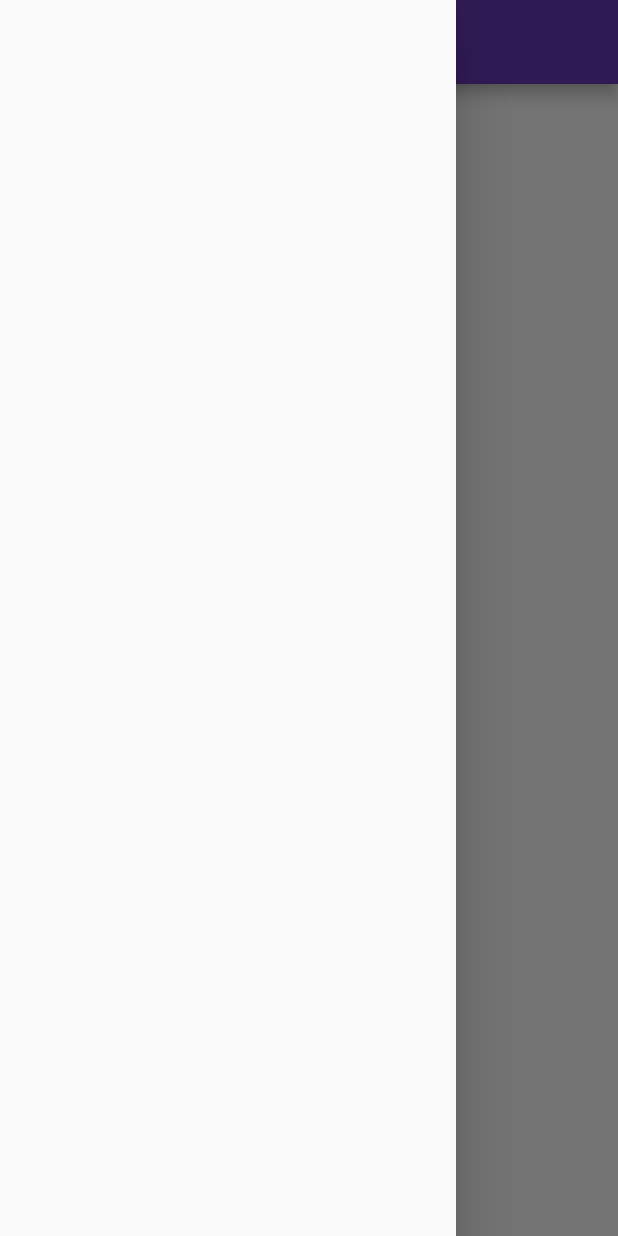
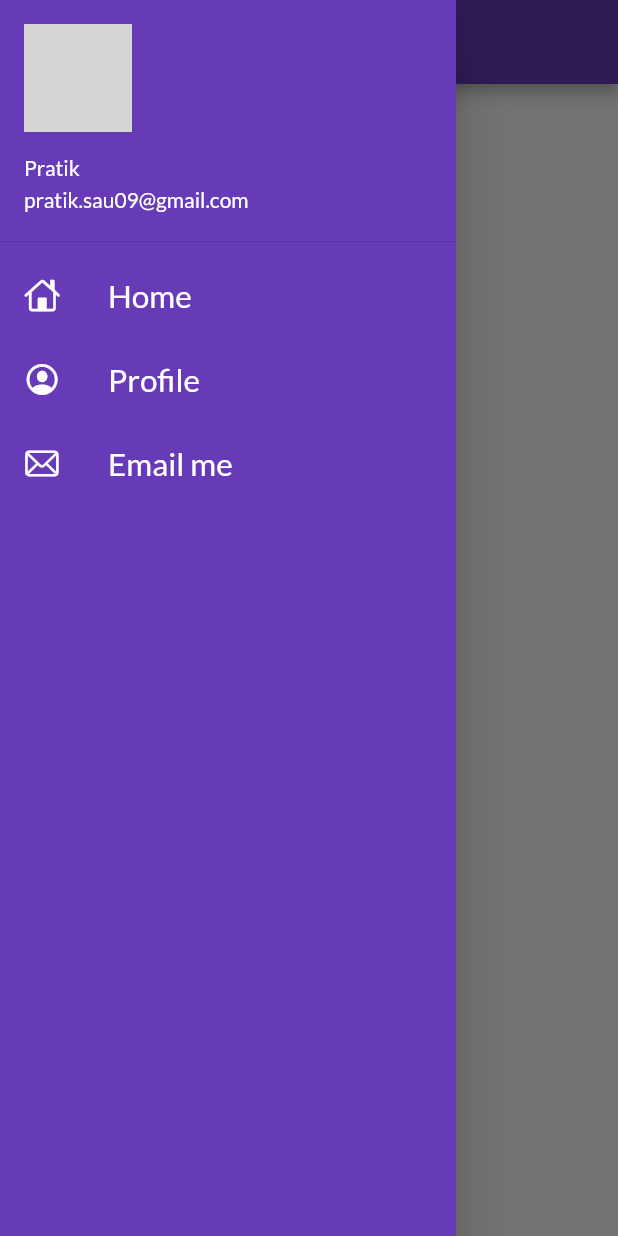
Before and after one commit to FoxxPratikSau/learning-flutter, a Flutter app: the Homepage screen opened by its route, with the side drawer open, on a phone screen of 412 x 824 dp. Run offline on Flutter 3.47's test engine with Material 2 defaults, Android fonts, the phone set to English and light mode, and no system bars; our stand-ins replace google_fonts; network calls fail; grey boxes are pictures that could not be loaded.

Commit message:
day9: added drawers

```diff
--- a/flutter_application_1/lib/Pages/home_page.dart
+++ b/flutter_application_1/lib/Pages/home_page.dart
@@ -1,5 +1,6 @@
 // ignore_for_file: prefer_const_constructors
 import 'package:flutter/material.dart';
+import 'package:flutter_application_1/widgets/drawer.dart';
 
 
 class Homepage extends StatelessWidget {
@@ -18,7 +19,7 @@ class Homepage extends StatelessWidget {
            child: Text("hello $days world"),
         ),
       ),
-     drawer: Drawer(),
+     drawer: MyDrawer(),
     );
   }
 }
--- a/flutter_application_1/lib/main.dart
+++ b/flutter_application_1/lib/main.dart
@@ -24,6 +24,7 @@ class Myapp extends StatelessWidget {
         ),
       darkTheme: ThemeData(brightness: Brightness.dark
       ),
+      debugShowCheckedModeBanner: false, //to remove debug banner
       initialRoute: "/login",
       routes: {
         "/":(context) => LoginPage(),
--- /dev/null
+++ b/flutter_application_1/lib/widgets/drawer.dart
@@ -0,0 +1,79 @@
+// ignore_for_file: prefer_const_constructors
+//ignore_for_file: prefer_const_literals_to_create_immutables
+import 'package:flutter/cupertino.dart';
+import 'package:flutter/material.dart';
+
+class MyDrawer extends StatelessWidget {
+  const MyDrawer({ Key? key }) : super(key: key);
+
+  @override
+  Widget build(BuildContext context) {
+    final imageurl = "https://pbs.twimg.com/profile_images/1399251518746808320/LimSocNm_400x400.jpg";
+    return Drawer(
+       child: Container(
+         color:Colors.deepPurple,
+         child: ListView(
+           padding: EdgeInsets.zero,
+           children: [
+             DrawerHeader(
+
+               padding: EdgeInsets.zero,
+               child: UserAccountsDrawerHeader(
+                 margin: EdgeInsets.zero,
+                 decoration: BoxDecoration(
+                   //color: Color(0xff4C3575),
+                   color:Colors.deepPurple,
+                 ),
+                 accountName: Text("Pratik", style: TextStyle(color: Colors.white)),
+                 accountEmail: Text("pratik.sau09@gmail.com", style: TextStyle(color: Colors.white)),
+                 //currentAccountPicture: Image.network(imageurl),
+                 currentAccountPicture: CircleAvatar(
+                   backgroundImage: NetworkImage(imageurl),
+                 ),
+                 )
+              ),
+              ListTile(
+                leading: Icon(
+                  CupertinoIcons.home,
+                  color: Colors.white,
+                ),
+                title: Text("Home",
+
+                 style: TextStyle(
+                   color: Colors.white,
+                  ),
+                  textScaleFactor: 1.5,
+                ),
+              ),
+              ListTile(
+                leading: Icon(
+                  CupertinoIcons.profile_circled,
+                  color: Colors.white,
+                ),
+                title: Text("Profile",
+
+                 style: TextStyle(
+                   color: Colors.white,
+                  ),
+                  textScaleFactor: 1.5,
+                ),
+              ),
+              ListTile(
+                leading: Icon(
+                  CupertinoIcons.mail,
+                  color: Colors.white,
+                ),
+                title: Text("Email me",
+
+                 style: TextStyle(
+                   color: Colors.white,
+                  ),
+                  textScaleFactor: 1.5,
+                ),
+              ),
+           ],
+         ),
+       ) ,
+    );
+  }
+}
```
